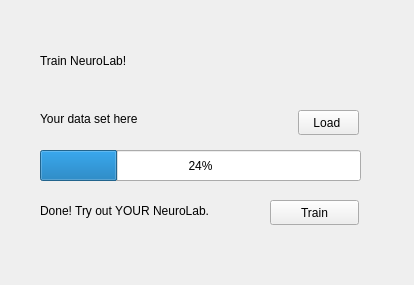
Above: ViewModule/TrainingPanel.ui from marcobasmaji/NeuroLab before the change. Below: the same form after it.
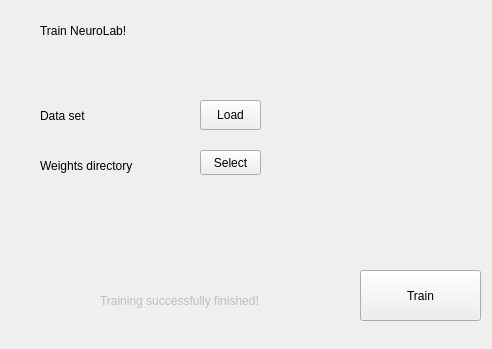
That is the form after the change.

Commit message: gui created, fuctionality missing

```diff
--- a/ViewModule/TrainingPanel.ui
+++ b/ViewModule/TrainingPanel.ui
@@ -6,8 +6,8 @@
    <rect>
     <x>0</x>
     <y>0</y>
-    <width>414</width>
-    <height>285</height>
+    <width>492</width>
+    <height>349</height>
    </rect>
   </property>
   <property name="windowTitle">
@@ -18,7 +18,7 @@
     <property name="geometry">
      <rect>
       <x>40</x>
-      <y>40</y>
+      <y>10</y>
       <width>191</width>
       <height>41</height>
      </rect>
@@ -31,48 +31,22 @@
     <property name="geometry">
      <rect>
       <x>40</x>
-      <y>110</y>
-      <width>241</width>
-      <height>17</height>
-     </rect>
-    </property>
-    <property name="text">
-     <string>Your data set here</string>
-    </property>
-   </widget>
-   <widget class="QPushButton" name="pushButton">
-    <property name="geometry">
-     <rect>
-      <x>298</x>
-      <y>110</y>
-      <width>61</width>
-      <height>25</height>
-     </rect>
-    </property>
-    <property name="text">
-     <string>Load </string>
-    </property>
-   </widget>
-   <widget class="QProgressBar" name="progressBar">
-    <property name="geometry">
-     <rect>
-      <x>40</x>
-      <y>150</y>
-      <width>321</width>
+      <y>100</y>
+      <width>111</width>
       <height>31</height>
      </rect>
     </property>
-    <property name="value">
-     <number>24</number>
+    <property name="text">
+     <string>Data set</string>
     </property>
    </widget>
    <widget class="QPushButton" name="pushButton_2">
     <property name="geometry">
      <rect>
-      <x>270</x>
-      <y>200</y>
-      <width>89</width>
-      <height>25</height>
+      <x>360</x>
+      <y>270</y>
+      <width>121</width>
+      <height>51</height>
      </rect>
     </property>
     <property name="text">
@@ -81,18 +55,83 @@
    </widget>
    <widget class="QLabel" name="label_3">
     <property name="enabled">
-     <bool>true</bool>
+     <bool>false</bool>
     </property>
+    <property name="geometry">
+     <rect>
+      <x>100</x>
+      <y>290</y>
+      <width>251</width>
+      <height>21</height>
+     </rect>
+    </property>
+    <property name="text">
+     <string>Training successfully finished!</string>
+    </property>
+   </widget>
+   <widget class="QLabel" name="weights_label">
     <property name="geometry">
      <rect>
       <x>40</x>
-      <y>200</y>
-      <width>221</width>
+      <y>150</y>
+      <width>151</width>
+      <height>31</height>
+     </rect>
+    </property>
+    <property name="text">
+     <string>Weights directory</string>
+    </property>
+   </widget>
+   <widget class="QPushButton" name="select_weights_button">
+    <property name="geometry">
+     <rect>
+      <x>200</x>
+      <y>150</y>
+      <width>61</width>
+      <height>25</height>
+     </rect>
+    </property>
+    <property name="text">
+     <string>Select</string>
+    </property>
+   </widget>
+   <widget class="QLabel" name="dataset_dir_label">
+    <property name="geometry">
+     <rect>
+      <x>270</x>
+      <y>100</y>
+      <width>211</width>
       <height>21</height>
      </rect>
     </property>
     <property name="text">
-     <string>Done! Try out YOUR NeuroLab.</string>
+     <string/>
+    </property>
+   </widget>
+   <widget class="QLabel" name="weights_dir_label">
+    <property name="geometry">
+     <rect>
+      <x>270</x>
+      <y>150</y>
+      <width>211</width>
+      <height>21</height>
+     </rect>
+    </property>
+    <property name="text">
+     <string/>
+    </property>
+   </widget>
+   <widget class="QPushButton" name="load_data_set_dir">
+    <property name="geometry">
+     <rect>
+      <x>200</x>
+      <y>100</y>
+      <width>61</width>
+      <height>30</height>
+     </rect>
+    </property>
+    <property name="text">
+     <string>Load</string>
     </property>
    </widget>
   </widget>
```
Left out of the diff: 8 changed lines with no effect on the pictures. The commit also changes 6 other files.
